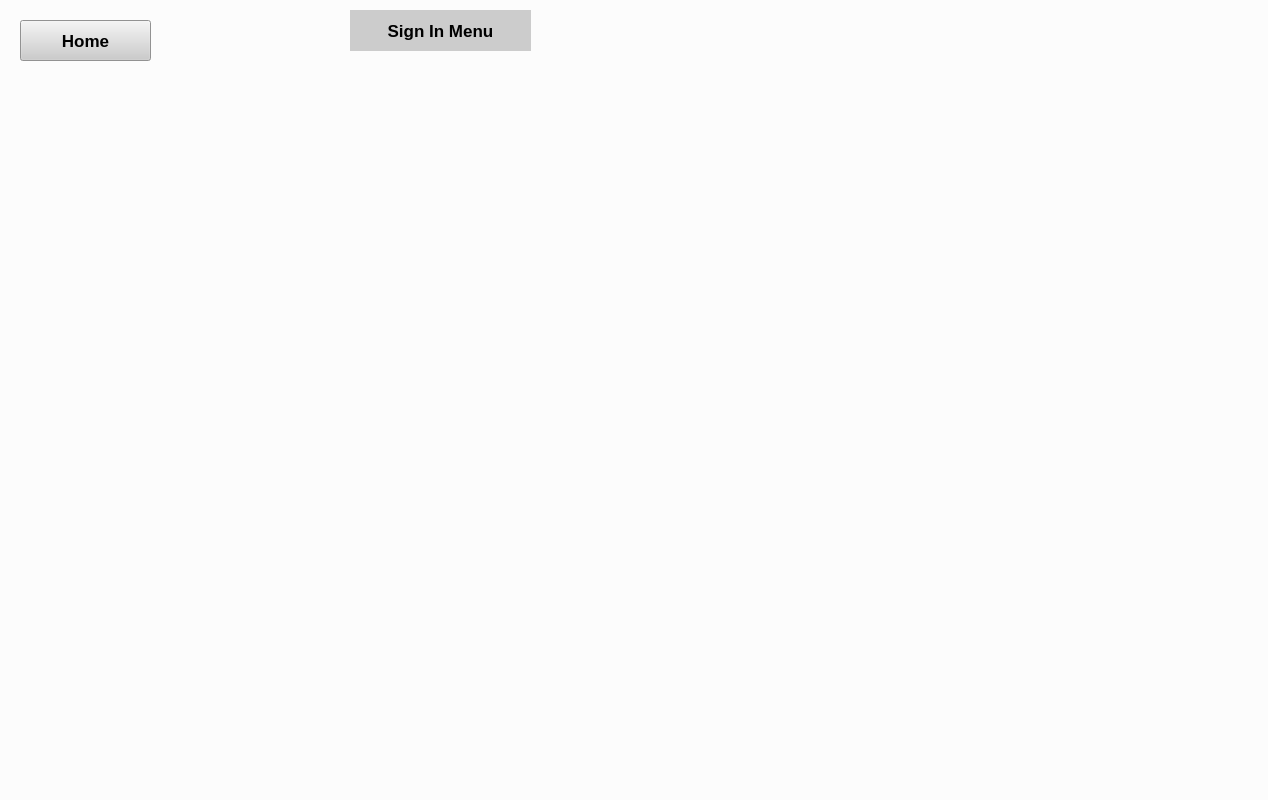
Before: the Qt Designer form Gui/SignInWidget.ui in havebridge/BananaNet, drawn with Qt 5.
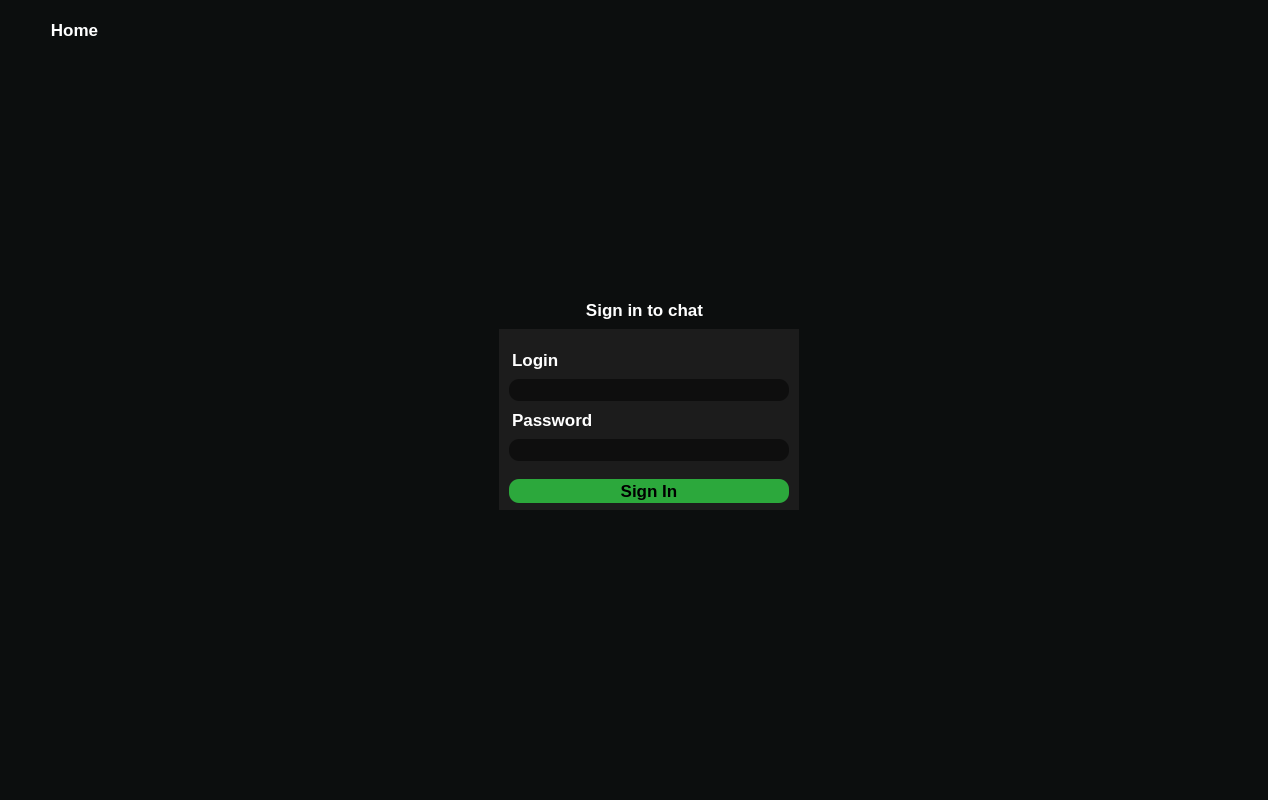
After: the same form once the commit is applied.

```diff
--- a/Gui/SignInWidget.ui
+++ b/Gui/SignInWidget.ui
@@ -14,13 +14,26 @@
    <string>SignInWidget</string>
   </property>
   <property name="styleSheet">
-   <string notr="true">background-color: rgba(252,252,252,255)</string>
+   <string notr="true"/>
+  </property>
+  <widget class="QStackedWidget" name="stackedWidget">
+   <property name="geometry">
+    <rect>
+     <x>-1</x>
+     <y>-1</y>
+     <width>1281</width>
+     <height>811</height>
+    </rect>
+   </property>
+   <widget class="QWidget" name="page">
+    <property name="styleSheet">
+     <string notr="true">background-color: rgba(12,14,14,255);</string>
   </property>
   <widget class="QPushButton" name="HomeButton">
    <property name="geometry">
     <rect>
-     <x>20</x>
-     <y>20</y>
+       <x>10</x>
+       <y>10</y>
      <width>131</width>
      <height>41</height>
     </rect>
@@ -33,7 +46,9 @@
     </font>
    </property>
    <property name="styleSheet">
-    <string notr="true">background-color: #CCCCCC;</string>
+      <string notr="true">background-color: rgba(255, 255, 255, 0); 
+border: none; 
+color: white</string>
    </property>
    <property name="text">
     <string>Home</string>
@@ -42,10 +57,10 @@
   <widget class="QLabel" name="label">
    <property name="geometry">
     <rect>
-     <x>350</x>
-     <y>10</y>
-     <width>181</width>
-     <height>41</height>
+       <x>565</x>
+       <y>300</y>
+       <width>161</width>
+       <height>21</height>
     </rect>
    </property>
    <property name="font">
@@ -56,14 +71,146 @@
     </font>
    </property>
    <property name="styleSheet">
-    <string notr="true">background-color: #CCCCCC;</string>
+      <string notr="true">color: white;
+</string>
    </property>
    <property name="text">
-    <string>Sign In Menu</string>
+      <string>Sign in to chat</string>
    </property>
    <property name="alignment">
     <set>Qt::AlignCenter</set>
    </property>
+    </widget>
+    <widget class="QWidget" name="widget" native="true">
+     <property name="geometry">
+      <rect>
+       <x>500</x>
+       <y>330</y>
+       <width>300</width>
+       <height>181</height>
+      </rect>
+     </property>
+     <property name="styleSheet">
+      <string notr="true">background-color: rgba(28,28,28,255);
+</string>
+     </property>
+     <widget class="QLabel" name="label_3">
+      <property name="geometry">
+       <rect>
+        <x>13</x>
+        <y>80</y>
+        <width>101</width>
+        <height>21</height>
+       </rect>
+      </property>
+      <property name="font">
+       <font>
+        <family>Arial</family>
+        <pointsize>13</pointsize>
+        <bold>true</bold>
+       </font>
+      </property>
+      <property name="styleSheet">
+       <string notr="true">color: white;
+</string>
+      </property>
+      <property name="text">
+       <string>Password</string>
+      </property>
+      <property name="alignment">
+       <set>Qt::AlignLeading|Qt::AlignLeft|Qt::AlignVCenter</set>
+      </property>
+     </widget>
+     <widget class="QLabel" name="label_2">
+      <property name="geometry">
+       <rect>
+        <x>13</x>
+        <y>20</y>
+        <width>81</width>
+        <height>21</height>
+       </rect>
+      </property>
+      <property name="font">
+       <font>
+        <family>Arial</family>
+        <pointsize>13</pointsize>
+        <bold>true</bold>
+       </font>
+      </property>
+      <property name="styleSheet">
+       <string notr="true">color: white;
+</string>
+      </property>
+      <property name="text">
+       <string>Login</string>
+      </property>
+      <property name="alignment">
+       <set>Qt::AlignLeading|Qt::AlignLeft|Qt::AlignVCenter</set>
+      </property>
+     </widget>
+     <widget class="QLineEdit" name="LoginLineEdit">
+      <property name="geometry">
+       <rect>
+        <x>10</x>
+        <y>50</y>
+        <width>280</width>
+        <height>22</height>
+       </rect>
+      </property>
+      <property name="font">
+       <font>
+        <family>Arial</family>
+        <pointsize>13</pointsize>
+        <bold>true</bold>
+       </font>
+      </property>
+      <property name="styleSheet">
+       <string notr="true">background-color: rgba(14,14,14,255);
+color: white;
+border-radius: 10px;</string>
+      </property>
+     </widget>
+     <widget class="QLineEdit" name="PasswordLineEdit">
+      <property name="geometry">
+       <rect>
+        <x>10</x>
+        <y>110</y>
+        <width>280</width>
+        <height>22</height>
+       </rect>
+      </property>
+      <property name="styleSheet">
+       <string notr="true">background-color: rgba(14,14,14,255);
+color: white;
+border-radius: 10px;</string>
+      </property>
+     </widget>
+     <widget class="QPushButton" name="SignInToButton">
+      <property name="geometry">
+       <rect>
+        <x>10</x>
+        <y>150</y>
+        <width>280</width>
+        <height>24</height>
+       </rect>
+      </property>
+      <property name="font">
+       <font>
+        <family>Arial</family>
+        <pointsize>13</pointsize>
+        <bold>true</bold>
+       </font>
+      </property>
+      <property name="styleSheet">
+       <string notr="true">background-color: rgb(44,168,60);
+border-radius: 10px;</string>
+      </property>
+      <property name="text">
+       <string>Sign In</string>
+      </property>
+     </widget>
+    </widget>
+   </widget>
   </widget>
  </widget>
  <layoutdefault spacing="6" margin="11"/>
```
Lines whose indentation alone changed are shown as unchanged.
